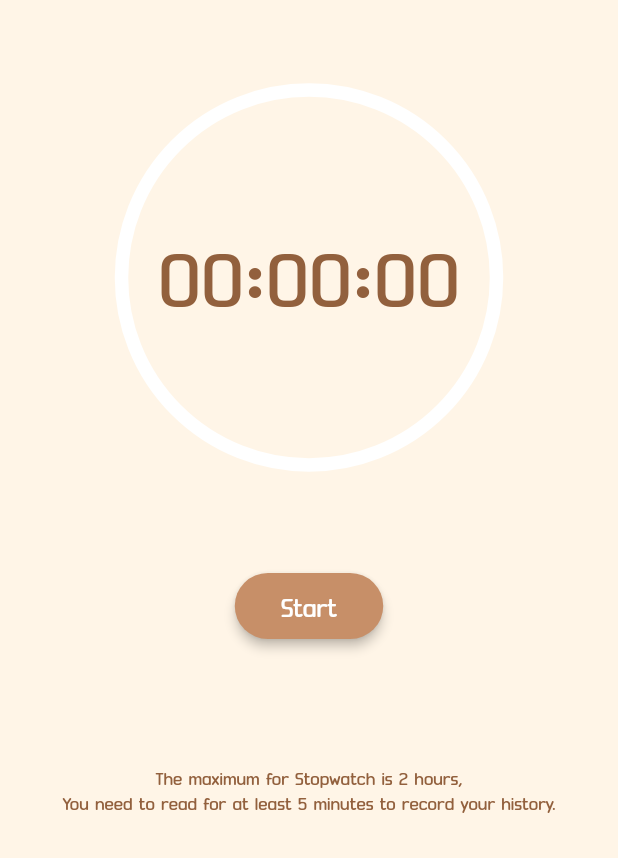
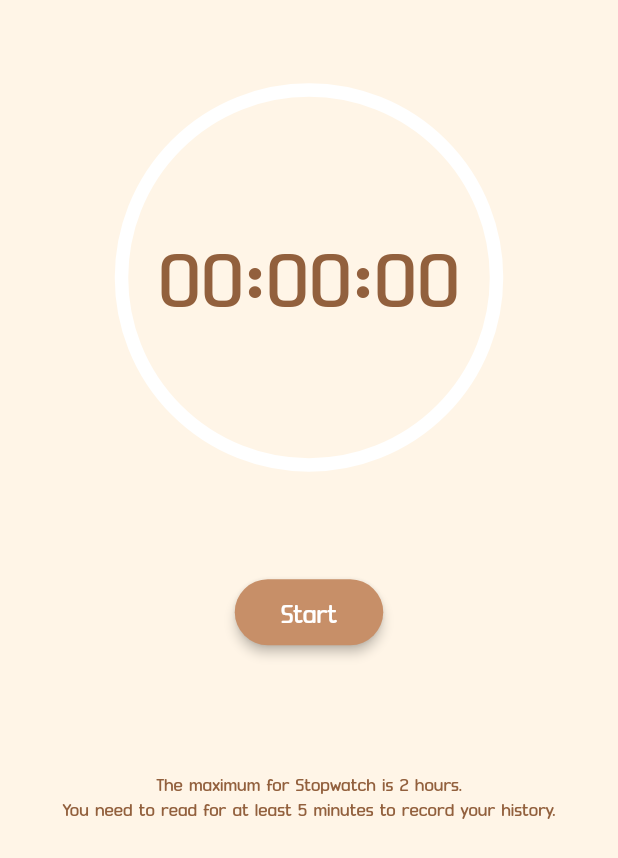
Before and after one commit to Bug-Is-Feature/DokuDoku, a Flutter app: the StopwatchView screen opened directly, on a phone screen of 412 x 824 dp. Shown: the top 858 px of the screen. Run offline on Flutter 3.47's test engine with Material 2 defaults, Android fonts, the phone set to English and light mode, and no system bars; our stand-ins replace auto_route, font_awesome_flutter; network calls fail.

Commit message:
change description ui

```diff
--- a/lib/ui/view/stopwatch_view.dart
+++ b/lib/ui/view/stopwatch_view.dart
@@ -22,9 +22,7 @@ class StopwatchView extends StatelessWidget {
                 height: 60,
               ),
               const StopwatchTimer(),
-              const SizedBox(
-                height: 70,
-              ),
+              SizedBox(height: MediaQuery.of(context).size.height * 0.09),
               Button(
                 backgroundColor: provider.timerPlaying
                     ? context.resources.color.colorDarkest
@@ -63,27 +61,24 @@ class StopwatchView extends StatelessWidget {
                     : const Text('Start'),
               ),
               SizedBox(height: MediaQuery.of(context).size.height * 0.09),
-              Column(
-                children: [
-                  if (provider.timerPlaying == false) ...[
+              if (provider.timerPlaying == false) ...[
+                Column(
+                  children: [
                     Padding(
-                      padding: const EdgeInsets.all(8.0),
+                      padding: const EdgeInsets.fromLTRB(0, 8.0, 0, 8.0),
                       child: Column(
                         children: const [
                           Text(
-                            'The maximum for Stopwatch is 2 hours,',
-                            style: TextStyle(fontSize: 14),
-                          ),
-                          Text(
-                            'You need to read for at least 5 minutes to record your history.',
+                            'The maximum for Stopwatch is 2 hours.\nYou need to read for at least 5 minutes to record your history.',
+                            textAlign: TextAlign.center,
                             style: TextStyle(fontSize: 14),
                           ),
                         ],
                       ),
                     ),
-                  ]
-                ],
-              ),
+                  ],
+                ),
+              ],
             ],
           ),
         ),
```
